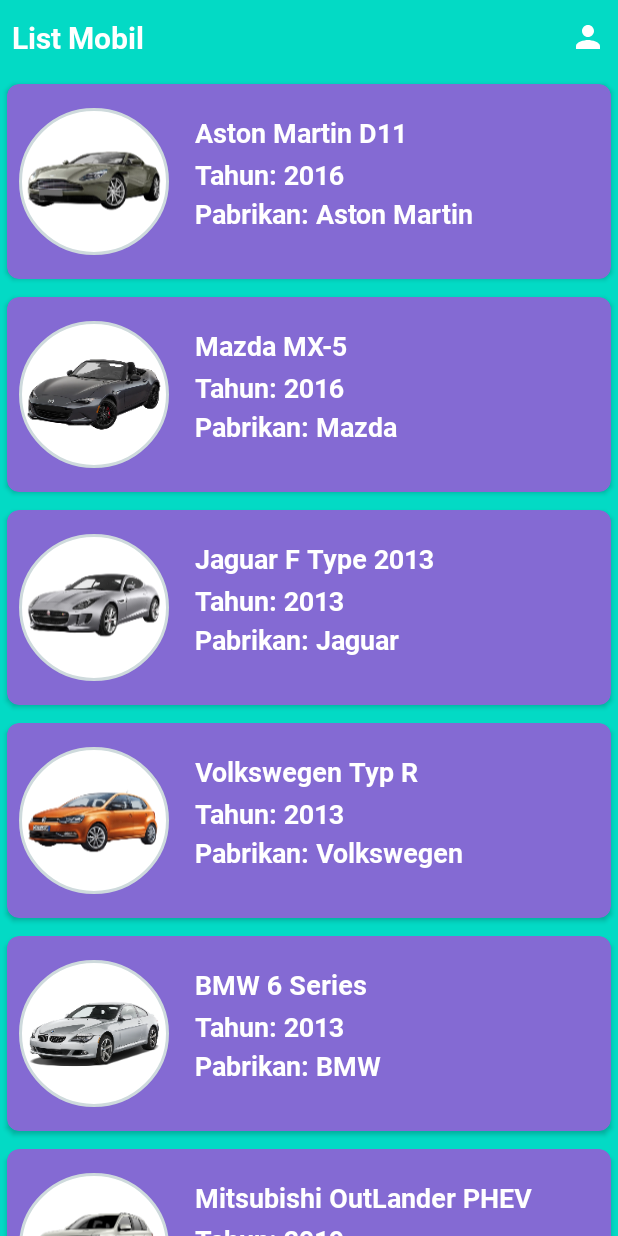
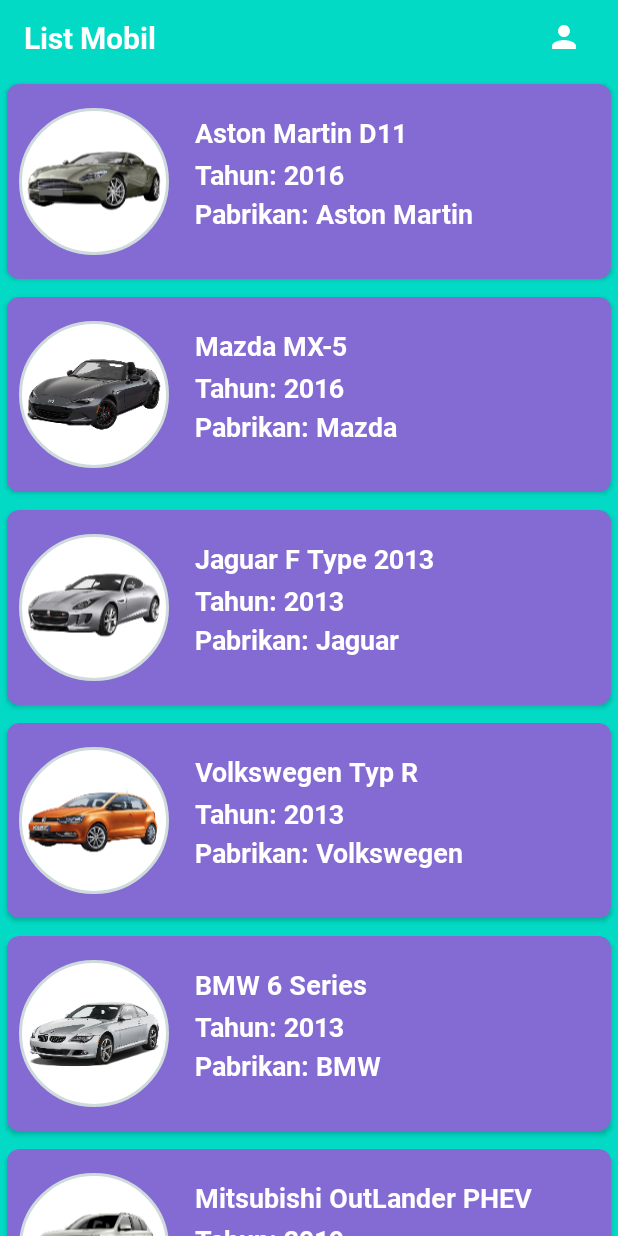
Before and after one commit to IhsanKurnia/GearBoxShop, an Android app: the screen it shows after launch (ListMobilActivity), on a phone screen of 412 x 824 dp. Run offline under Robolectric (Android 15) with nearby library versions, the phone set to English and light mode, and no system bars.

```diff
--- a/app/src/main/res/layout/activity_detail.xml
+++ b/app/src/main/res/layout/activity_detail.xml
@@ -20,7 +20,7 @@
             android:id="@+id/back_detail"
             android:layout_width="wrap_content"
             android:layout_height="wrap_content"
-            android:layout_marginStart="4dp"
+            android:layout_marginStart="8dp"
             android:padding="8dp"
             android:src="@drawable/ic_baseline_arrow_back_24" />
 
--- a/app/src/main/res/layout/activity_list_mobil.xml
+++ b/app/src/main/res/layout/activity_list_mobil.xml
@@ -19,7 +19,7 @@
         <TextView
             android:layout_width="0dp"
             android:layout_height="wrap_content"
-            android:layout_marginStart="8dp"
+            android:layout_marginStart="16dp"
             android:layout_weight="1"
             android:fontFamily="@font/roboto_bold"
             android:text="List Mobil"
@@ -30,6 +30,7 @@
             android:id="@+id/iv_icon_person"
             android:layout_width="wrap_content"
             android:layout_height="wrap_content"
+            android:layout_marginEnd="16dp"
             android:padding="8dp"
             android:src="@drawable/ic_baseline_person_24" />
     </LinearLayout>
```
